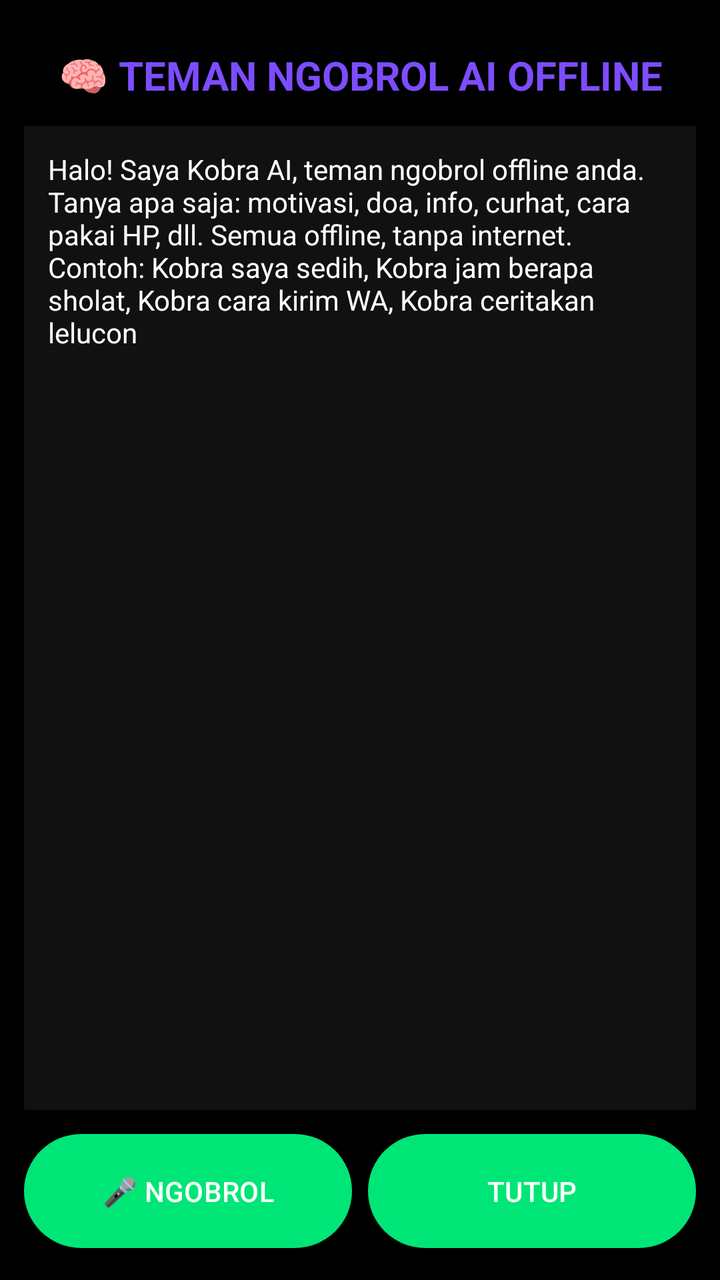
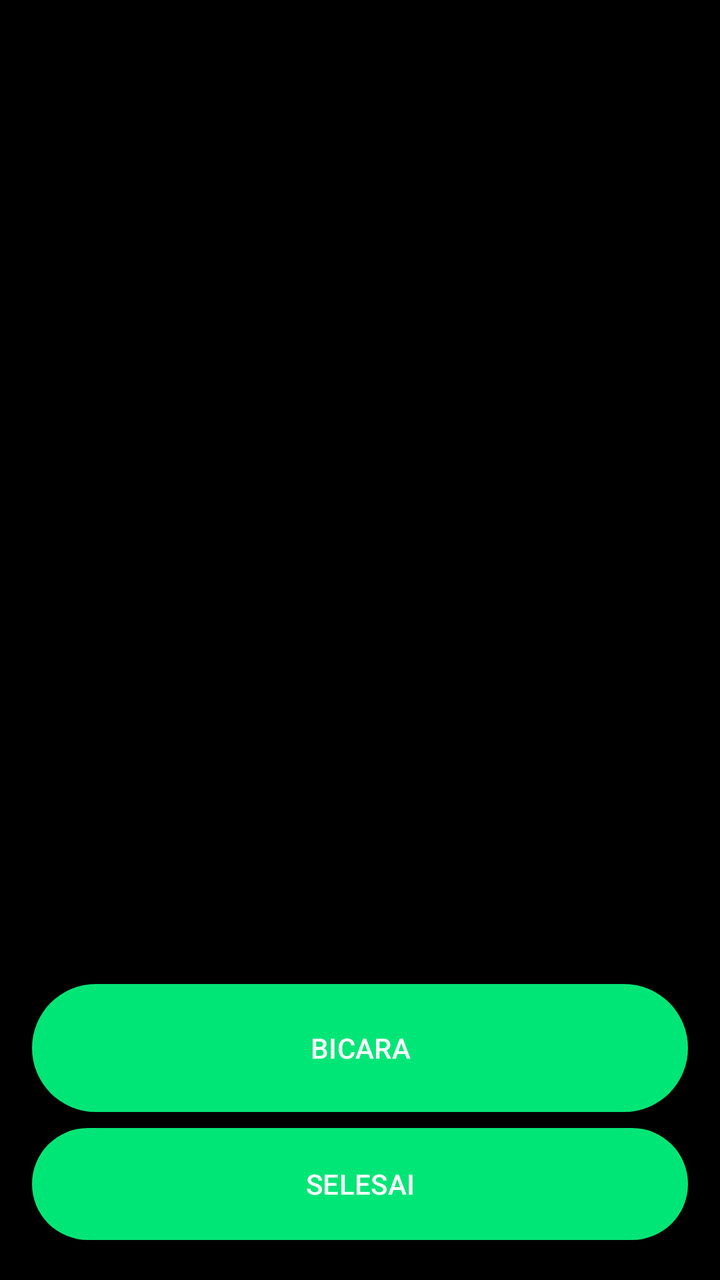

Screens rendered from an Android XML layout before and after an edit, with the pre-edit source and the edit as a unified diff.
<!-- AndroidManifest.xml: application theme Theme.KobraOS -->
<!-- res/layout/activity_ai_chat.xml -->
<?xml version="1.0" encoding="utf-8"?>
<LinearLayout xmlns:android="http://schemas.android.com/apk/res/android" android:layout_width="match_parent" android:layout_height="match_parent" android:orientation="vertical" android:background="#000000" android:padding="12dp">
    <TextView android:layout_width="match_parent" android:layout_height="wrap_content" android:text="🧠 TEMAN NGOBROL AI OFFLINE" android:textSize="20sp" android:textStyle="bold" android:textColor="#7C4DFF" android:gravity="center" android:padding="12dp"/>
    <TextView android:id="@+id/tvChatHistory" android:layout_width="match_parent" android:layout_height="0dp" android:layout_weight="1" android:background="#111111" android:textColor="#FFFFFF" android:padding="12dp" android:textSize="14sp" android:text="Halo! Saya Kobra AI, teman ngobrol offline anda. Tanya apa saja: motivasi, doa, info, curhat, cara pakai HP, dll. Semua offline, tanpa internet.

Contoh: Kobra saya sedih, Kobra jam berapa sholat, Kobra cara kirim WA, Kobra ceritakan lelucon"/>
    <LinearLayout android:layout_width="match_parent" android:layout_height="wrap_content" android:orientation="horizontal" android:layout_marginTop="8dp">
        <Button android:id="@+id/btnListenChat" android:layout_width="0dp" android:layout_height="65dp" android:layout_weight="1" android:text="🎤 NGOBROL" android:layout_marginEnd="4dp"/>
        <Button android:id="@+id/btnCloseChat" android:layout_width="0dp" android:layout_height="65dp" android:layout_weight="1" android:text="TUTUP" android:layout_marginStart="4dp"/>
    </LinearLayout>
</LinearLayout>
<!-- resources referenced by this layout -->
<resources>
  <style name="Theme.KobraOS" parent="Theme.Material3.DayNight"><item name="colorPrimary">#00E676</item><item name="android:windowBackground">#000000</item><item name="colorOnBackground">#FFFFFF</item></style>
</resources>

<!-- the commit's change to res/layout/activity_ai_chat.xml (unified diff, before → after) -->
@@ -1,11 +1,38 @@
 <?xml version="1.0" encoding="utf-8"?>
-<LinearLayout xmlns:android="http://schemas.android.com/apk/res/android" android:layout_width="match_parent" android:layout_height="match_parent" android:orientation="vertical" android:background="#000000" android:padding="12dp">
-    <TextView android:layout_width="match_parent" android:layout_height="wrap_content" android:text="🧠 TEMAN NGOBROL AI OFFLINE" android:textSize="20sp" android:textStyle="bold" android:textColor="#7C4DFF" android:gravity="center" android:padding="12dp"/>
-    <TextView android:id="@+id/tvChatHistory" android:layout_width="match_parent" android:layout_height="0dp" android:layout_weight="1" android:background="#111111" android:textColor="#FFFFFF" android:padding="12dp" android:textSize="14sp" android:text="Halo! Saya Kobra AI, teman ngobrol offline anda. Tanya apa saja: motivasi, doa, info, curhat, cara pakai HP, dll. Semua offline, tanpa internet.
+<LinearLayout xmlns:android="http://schemas.android.com/apk/res/android"
+    android:layout_width="match_parent"
+    android:layout_height="match_parent"
+    android:background="#000000"
+    android:orientation="vertical"
+    android:padding="16dp">
 
-Contoh: Kobra saya sedih, Kobra jam berapa sholat, Kobra cara kirim WA, Kobra ceritakan lelucon"/>
-    <LinearLayout android:layout_width="match_parent" android:layout_height="wrap_content" android:orientation="horizontal" android:layout_marginTop="8dp">
-        <Button android:id="@+id/btnListenChat" android:layout_width="0dp" android:layout_height="65dp" android:layout_weight="1" android:text="🎤 NGOBROL" android:layout_marginEnd="4dp"/>
-        <Button android:id="@+id/btnCloseChat" android:layout_width="0dp" android:layout_height="65dp" android:layout_weight="1" android:text="TUTUP" android:layout_marginStart="4dp"/>
-    </LinearLayout>
+    <ScrollView
+        android:id="@+id/scrollChat"
+        android:layout_width="match_parent"
+        android:layout_height="0dp"
+        android:layout_weight="1">
+        <TextView
+            android:id="@+id/tvChatHistory"
+            android:layout_width="match_parent"
+            android:layout_height="wrap_content"
+            android:textColor="#FFFFFF"
+            android:textSize="20sp"
+            android:text="" />
+    </ScrollView>
+
+    <Button
+        android:id="@+id/btnListenChat"
+        android:layout_width="match_parent"
+        android:layout_height="wrap_content"
+        android:minHeight="72dp"
+        android:text="BICARA"
+        android:contentDescription="Tekan untuk bicara" />
+
+    <Button
+        android:id="@+id/btnCloseChat"
+        android:layout_width="match_parent"
+        android:layout_height="wrap_content"
+        android:minHeight="64dp"
+        android:text="SELESAI"
+        android:contentDescription="Tutup obrolan" />
 </LinearLayout>
